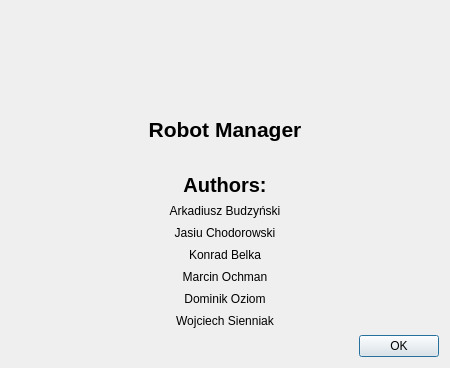
This is prj/src/logistic_system/ui/AboutRobotManagerDialog.ui in ZbigniewLogisticsINC/Projekt as Qt 5 draws it before an edit. The edited form follows.
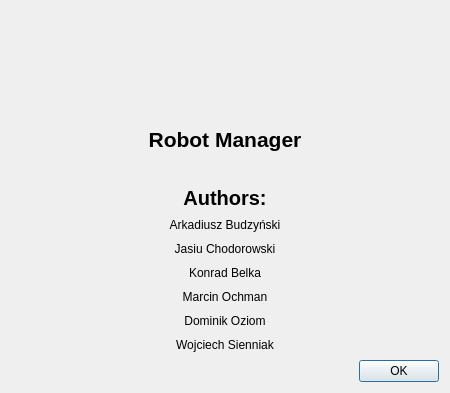
This is the edited form. Icons and pictures are not drawn.

What changed in the file:
```diff
--- a/prj/src/logistic_system/ui/AboutRobotManagerDialog.ui
+++ b/prj/src/logistic_system/ui/AboutRobotManagerDialog.ui
@@ -7,7 +7,7 @@
     <x>0</x>
     <y>0</y>
     <width>450</width>
-    <height>368</height>
+    <height>393</height>
    </rect>
   </property>
   <property name="windowTitle">
```
Left out of the diff: 2 changed lines with no effect on the pictures.
